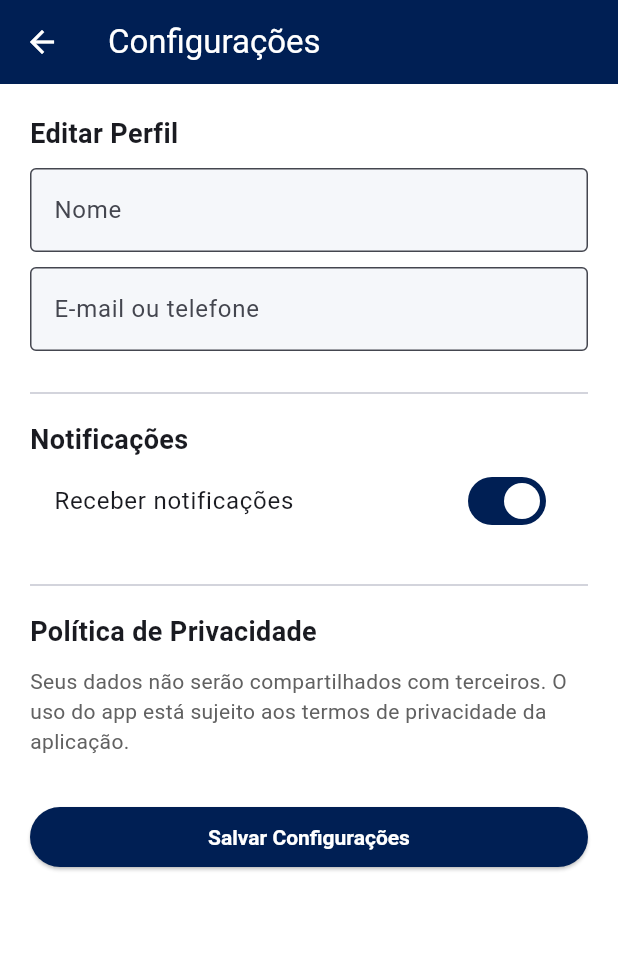
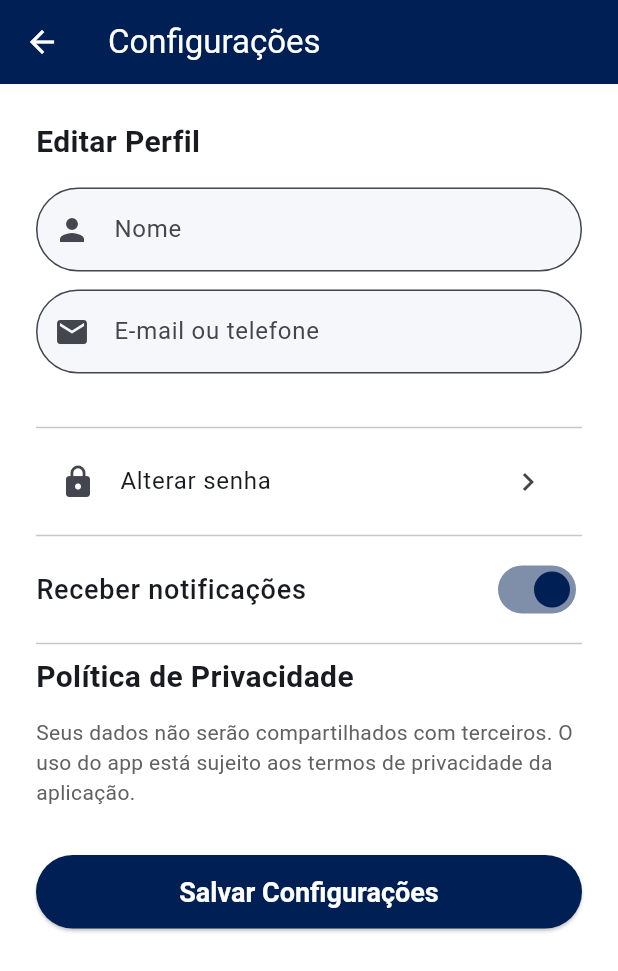
Before and after one commit to otaviojapa/to-indo, a Flutter app: the HomeScreen screen opened directly, after a tap on "Configurações", on a phone screen of 412 x 824 dp. Shown: the top 971 px of the screen. Run offline on Flutter 3.47's test engine with Material 3 defaults, Android fonts, the phone set to English and light mode, and no system bars; our stand-ins replace shared_preferences; accounts and stored records are empty.

Commit message:
commit inicial do app Tô Indo

```diff
--- a/lib/screens/configuracoes_screen.dart
+++ b/lib/screens/configuracoes_screen.dart
@@ -1,5 +1,6 @@
 import 'package:flutter/material.dart';
 import 'package:shared_preferences/shared_preferences.dart';
+import 'alterar_senha_screen.dart';
 
 class ConfiguracoesScreen extends StatefulWidget {
   const ConfiguracoesScreen({super.key});
@@ -9,9 +10,9 @@ class ConfiguracoesScreen extends StatefulWidget {
 }
 
 class _ConfiguracoesScreenState extends State<ConfiguracoesScreen> {
-  final _nomeController = TextEditingController();
+  final _nomeController  = TextEditingController();
   final _emailController = TextEditingController();
-  bool _notificacoesAtivadas = true;
+  bool  _notificacoesAtivadas = true;
 
   @override
   void initState() {
@@ -22,21 +23,21 @@ class _ConfiguracoesScreenState extends State<ConfiguracoesScreen> {
   Future<void> _carregarDados() async {
     final prefs = await SharedPreferences.getInstance();
     setState(() {
-      _nomeController.text = prefs.getString('nome') ?? '';
-      _emailController.text = prefs.getString('email') ?? '';
-      _notificacoesAtivadas = prefs.getBool('notificacoes') ?? true;
+      _nomeController.text        = prefs.getString('nome')         ?? '';
+      _emailController.text       = prefs.getString('email')        ?? '';
+      _notificacoesAtivadas       = prefs.getBool('notificacoes')   ?? true;
     });
   }
 
   Future<void> _salvarConfiguracoes() async {
     final prefs = await SharedPreferences.getInstance();
-    await prefs.setString('nome', _nomeController.text);
+    await prefs.setString('nome',  _nomeController.text);
     await prefs.setString('email', _emailController.text);
-    await prefs.setBool('notificacoes', _notificacoesAtivadas);
+    await prefs.setBool  ('notificacoes', _notificacoesAtivadas);
 
     if (!mounted) return;
     ScaffoldMessenger.of(context).showSnackBar(
-      const SnackBar(content: Text("Configurações salvas com sucesso!")),
+      const SnackBar(content: Text('Configurações salvas com sucesso!')),
     );
   }
 
@@ -47,58 +48,108 @@ class _ConfiguracoesScreenState extends State<ConfiguracoesScreen> {
     super.dispose();
   }
 
+  OutlineInputBorder _roundedBorder() => OutlineInputBorder(
+    borderRadius: BorderRadius.circular(30),
+  );
+
   @override
   Widget build(BuildContext context) {
     return Scaffold(
-      appBar: AppBar(title: const Text("Configurações")),
-      body: Padding(
-        padding: const EdgeInsets.all(20),
-        child: ListView(
+      appBar: AppBar(title: const Text('Configurações')),
+      body: ListView(
+        padding: const EdgeInsets.all(24),
         children: [
-            const Text("Editar Perfil",
-                style: TextStyle(fontSize: 18, fontWeight: FontWeight.bold)),
-            const SizedBox(height: 10),
+          // ---------- Perfil ----------
+          const Text(
+            'Editar Perfil',
+            style: TextStyle(fontSize: 20, fontWeight: FontWeight.bold),
+          ),
+          const SizedBox(height: 16),
+
           TextFormField(
             controller: _nomeController,
-              decoration: const InputDecoration(labelText: "Nome"),
+            decoration: InputDecoration(
+              labelText: 'Nome',
+              prefixIcon: const Icon(Icons.person),
+              border: _roundedBorder(),
             ),
-            const SizedBox(height: 10),
+          ),
+          const SizedBox(height: 12),
+
           TextFormField(
             controller: _emailController,
-              decoration: const InputDecoration(labelText: "E-mail ou telefone"),
+            decoration: InputDecoration(
+              labelText: 'E‑mail ou telefone',
+              prefixIcon: const Icon(Icons.email),
+              border: _roundedBorder(),
             ),
-            const SizedBox(height: 20),
+            keyboardType: TextInputType.emailAddress,
+          ),
+
+          const SizedBox(height: 28),
           const Divider(),
-            const SizedBox(height: 10),
-            const Text("Notificações",
-                style: TextStyle(fontSize: 18, fontWeight: FontWeight.bold)),
-            SwitchListTile(
-              title: const Text("Receber notificações"),
-              value: _notificacoesAtivadas,
-              onChanged: (value) {
-                setState(() {
-                  _notificacoesAtivadas = value;
-                });
+
+          // ---------- Senha ----------
+          ListTile(
+            leading: const Icon(Icons.lock),
+            title: const Text('Alterar senha'),
+            trailing: const Icon(Icons.chevron_right),
+            onTap: () {
+              Navigator.push(
+                context,
+                MaterialPageRoute(builder: (_) => const AlterarSenhaScreen()),
+              );
             },
           ),
-            const SizedBox(height: 20),
+
           const Divider(),
-            const SizedBox(height: 10),
-            const Text("Política de Privacidade",
-                style: TextStyle(fontSize: 18, fontWeight: FontWeight.bold)),
-            const SizedBox(height: 10),
+
+          // ---------- Notificações ----------
+          SwitchListTile(
+            contentPadding: EdgeInsets.zero,
+            title: const Text(
+              'Receber notificações',
+              style: TextStyle(fontSize: 18, fontWeight: FontWeight.w500),
+            ),
+            activeColor: Theme.of(context).primaryColor,
+            value: _notificacoesAtivadas,
+            onChanged: (v) => setState(() => _notificacoesAtivadas = v),
+          ),
+
+          const Divider(),
+
+          // ---------- Privacidade ----------
+          const Text(
+            'Política de Privacidade',
+            style: TextStyle(fontSize: 20, fontWeight: FontWeight.bold),
+          ),
+          const SizedBox(height: 12),
           Text(
-              "Seus dados não serão compartilhados com terceiros. "
-                  "O uso do app está sujeito aos termos de privacidade da aplicação.",
+            'Seus dados não serão compartilhados com terceiros. '
+                'O uso do app está sujeito aos termos de privacidade da aplicação.',
             style: TextStyle(color: Colors.grey[700]),
           ),
-            const SizedBox(height: 30),
-            ElevatedButton(
+
+          const SizedBox(height: 32),
+
+          // ---------- Botão Salvar ----------
+          SizedBox(
+            width: double.infinity,
+            child: ElevatedButton(
               onPressed: _salvarConfiguracoes,
-              child: const Text("Salvar Configurações"),
+              style: ElevatedButton.styleFrom(
+                padding: const EdgeInsets.symmetric(vertical: 14),
+                shape: RoundedRectangleBorder(
+                  borderRadius: BorderRadius.circular(30),
+                ),
+              ),
+              child: const Text(
+                'Salvar Configurações',
+                style: TextStyle(fontSize: 18),
+              ),
+            ),
           ),
         ],
-        ),
       ),
     );
   }
--- a/lib/screens/home_screen.dart
+++ b/lib/screens/home_screen.dart
@@ -1,8 +1,9 @@
 import 'package:flutter/material.dart';
-import 'deslocamento_ativo_screen.dart';
-import 'historico_screen.dart';
-import 'configuracoes_screen.dart';
-
+import 'package:shared_preferences/shared_preferences.dart';
+import '../screens/deslocamento_ativo_screen.dart';
+import '../screens/historico_screen.dart';
+import '../screens/configuracoes_screen.dart';
+import 'login_screen.dart'; // Adicione este import se ainda não estiver
 
 class HomeScreen extends StatefulWidget {
   const HomeScreen({super.key});
@@ -37,6 +38,18 @@ class _HomeScreenState extends State<HomeScreen> {
     }
   }
 
+  Future<void> _logout() async {
+    final prefs = await SharedPreferences.getInstance();
+    await prefs.remove('isLoggedIn');
+
+    if (!mounted) return;
+    Navigator.pushAndRemoveUntil(
+      context,
+      MaterialPageRoute(builder: (_) => const LoginScreen()),
+          (route) => false,
+    );
+  }
+
   @override
   void dispose() {
     _origemController.dispose();
@@ -48,7 +61,16 @@ class _HomeScreenState extends State<HomeScreen> {
   @override
   Widget build(BuildContext context) {
     return Scaffold(
-      appBar: AppBar(title: const Text("Criar Deslocamento")),
+      appBar: AppBar(
+        title: const Text("Criar Deslocamento"),
+        actions: [
+          IconButton(
+            icon: const Icon(Icons.logout),
+            tooltip: 'Sair',
+            onPressed: _logout,
+          ),
+        ],
+      ),
       body: Padding(
         padding: const EdgeInsets.all(20),
         child: Form(
@@ -58,15 +80,17 @@ class _HomeScreenState extends State<HomeScreen> {
               TextFormField(
                 controller: _origemController,
                 decoration: const InputDecoration(
-                    labelText: "De onde você está saindo?"),
+                  labelText: "De onde você está saindo?",
+                ),
                 validator: (value) =>
                 value == null || value.isEmpty ? 'Informe a origem' : null,
               ),
               const SizedBox(height: 10),
               TextFormField(
                 controller: _destinoController,
-                decoration:
-                const InputDecoration(labelText: "Para onde você vai?"),
+                decoration: const InputDecoration(
+                  labelText: "Para onde você vai?",
+                ),
                 validator: (value) =>
                 value == null || value.isEmpty ? 'Informe o destino' : null,
               ),
@@ -83,13 +107,15 @@ class _HomeScreenState extends State<HomeScreen> {
                 ],
                 onChanged: (value) => setState(() => _meioTransporte = value),
                 decoration: const InputDecoration(
-                    labelText: "Meio de Transporte (opcional)"),
+                  labelText: "Meio de Transporte (opcional)",
+                ),
               ),
               const SizedBox(height: 10),
               TextFormField(
                 controller: _mensagemController,
                 decoration: const InputDecoration(
-                    labelText: "Mensagem adicional (opcional)"),
+                  labelText: "Mensagem adicional (opcional)",
+                ),
               ),
               const SizedBox(height: 20),
               ElevatedButton(
@@ -109,12 +135,13 @@ class _HomeScreenState extends State<HomeScreen> {
                 onPressed: () {
                   Navigator.push(
                     context,
-                    MaterialPageRoute(builder: (_) => const ConfiguracoesScreen()),
+                    MaterialPageRoute(
+                      builder: (_) => const ConfiguracoesScreen(),
+                    ),
                   );
                 },
                 child: const Text("Configurações"),
               ),
-
             ],
           ),
         ),
```
Also changed, not shown: lib/screens/alterar_senha_screen.dart (added, +99 -0 lines). Lines whose indentation alone changed are shown as unchanged.
